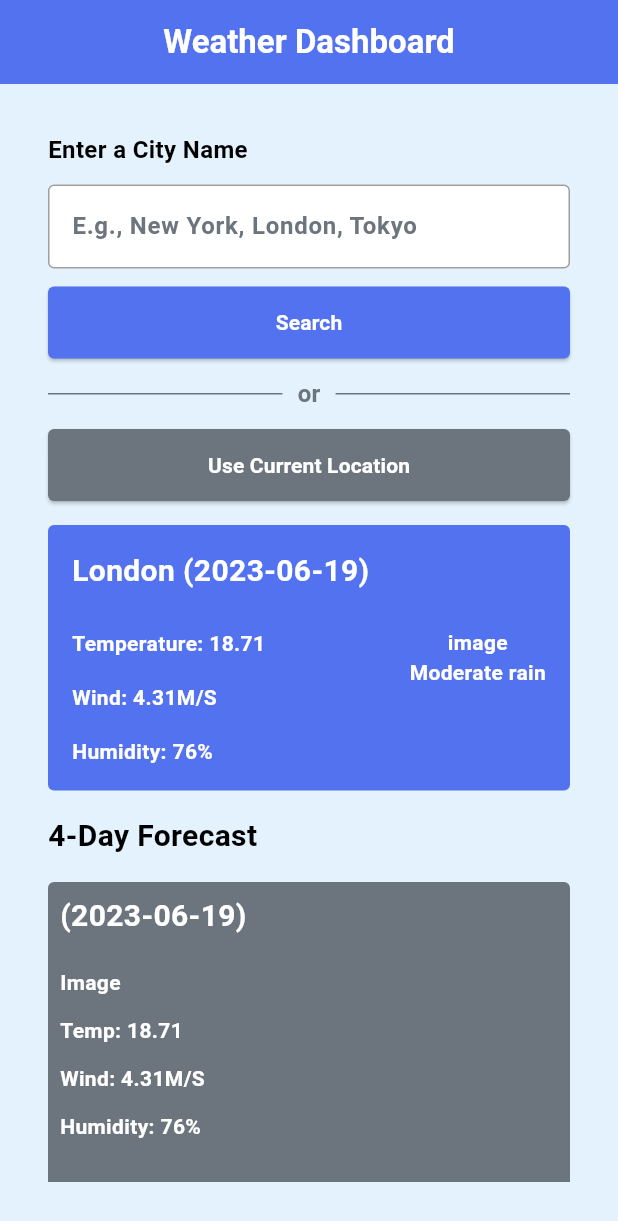
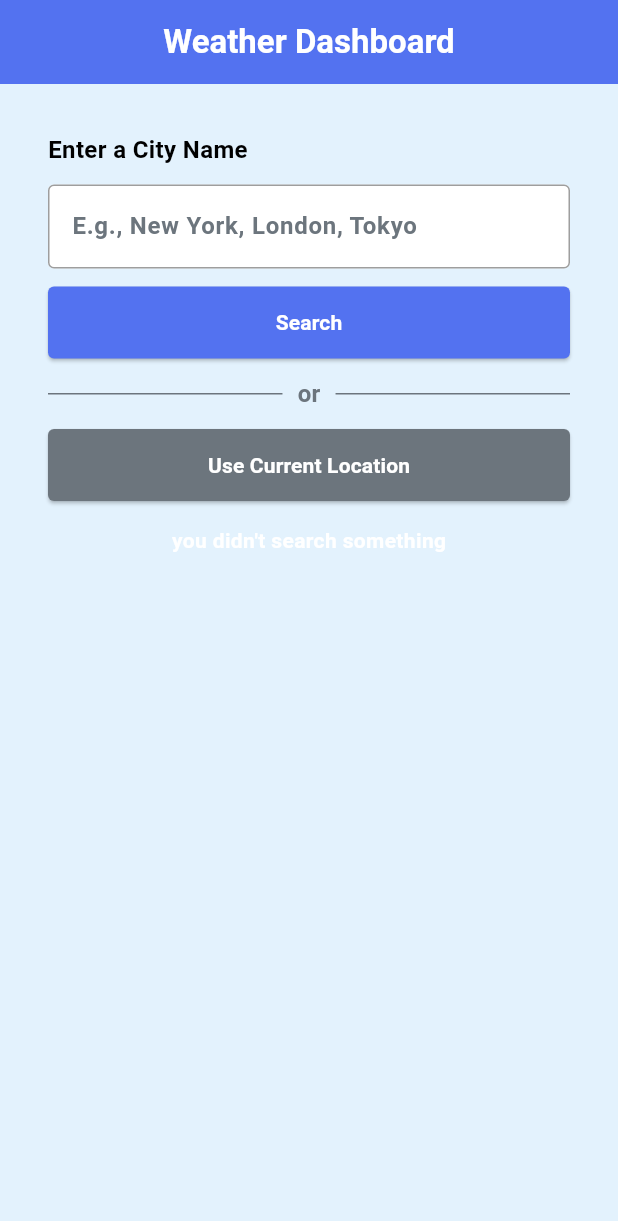
Before and after one commit to ystt1/test_weather_api, a Flutter app: the screen it shows after launch, on a phone screen of 412 x 824 dp. Shown: the top 1221 px of the screen. Run offline on Flutter 3.47's test engine with Material 3 defaults, Android fonts, the phone set to English and light mode, and no system bars; our stand-ins replace dartz, flutter_bloc, get_it.

Commit message:
connect to api for search city

```diff
--- /dev/null
+++ b/lib/core/constants/url.dart
@@ -0,0 +1 @@
+String baseUrl="https://api.weatherapi.com/v1";
--- a/lib/core/usecase.dart
+++ b/lib/core/usecase.dart
@@ -0,0 +1,4 @@
+abstract class UseCase<Type,Params>
+{
+  Future<Type> call({Params params});
+}
--- /dev/null
+++ b/lib/features/dash_board/domain/entities/weather_entity.dart
@@ -0,0 +1,25 @@
+
+
+class WeatherEntity {
+  final String location;
+  final String country;
+  final double temperature;
+  final String condition;
+  final String iconUrl;
+  final double windSpeed;
+  final int humidity;
+  final String date;
+
+  WeatherEntity({
+    required this.location,
+    required this.country,
+    required this.temperature,
+    required this.condition,
+    required this.iconUrl,
+    required this.windSpeed,
+    required this.humidity,
+    required this.date,
+  });
+
+
+}
--- /dev/null
+++ b/lib/features/dash_board/domain/repositories/weather_repository.dart
@@ -0,0 +1,5 @@
+  import 'package:dartz/dartz.dart';
+
+  abstract class WeatherRepository {
+    Future<Either> getWeather(String cityName);
+  }
--- /dev/null
+++ b/lib/features/dash_board/domain/use_cases/get_weather_usecase.dart
@@ -0,0 +1,12 @@
+import 'package:dartz/dartz.dart';
+import 'package:demo_golden_owl/core/usecase.dart';
+import 'package:demo_golden_owl/features/dash_board/domain/repositories/weather_repository.dart';
+import 'package:demo_golden_owl/service_locator.dart';
+
+class GetWeatherUseCase implements UseCase<Either,String> {
+  @override
+  Future<Either> call({String? params}) async {
+    return await sl<WeatherRepository>().getWeather(params!);
+  }
+
+}
--- /dev/null
+++ b/lib/features/dash_board/presentation/manager/search_weather_state.dart
@@ -0,0 +1,19 @@
+import 'package:demo_golden_owl/features/dash_board/domain/entities/weather_entity.dart';
+
+abstract class SearchWeatherState{}
+
+class SearchWeatherInitialState extends SearchWeatherState{}
+
+class SearchWeatherLoadingState extends SearchWeatherState{}
+
+class SearchWeatherSuccessState extends SearchWeatherState{
+  final List<WeatherEntity> weathers;
+
+  SearchWeatherSuccessState({required this.weathers});
+}
+
+class SearchWeatherFailureState extends SearchWeatherState{
+  final String errorMsg;
+
+  SearchWeatherFailureState({required this.errorMsg});
+}
--- a/lib/features/dash_board/presentation/pages/dash_board.dart
+++ b/lib/features/dash_board/presentation/pages/dash_board.dart
@@ -1,7 +1,9 @@
+import 'package:demo_golden_owl/features/dash_board/presentation/manager/search_weather_state_cubit.dart';
 import 'package:demo_golden_owl/features/dash_board/presentation/widgets/input_information.dart';
 import 'package:demo_golden_owl/features/dash_board/presentation/widgets/weather_information.dart';
 import 'package:demo_golden_owl/responsive.dart';
 import 'package:flutter/material.dart';
+import 'package:flutter_bloc/flutter_bloc.dart';
 
 class DashBoard extends StatelessWidget {
   const DashBoard({super.key});
@@ -9,8 +11,17 @@ class DashBoard extends StatelessWidget {
   @override
   Widget build(BuildContext context) {
     return Scaffold(
-      appBar: AppBar(title: Center(child: Text("Weather Dashboard",style: TextStyle(color: Colors.white),))),
-      body: Padding(
+      appBar: AppBar(
+        title: Center(
+          child: Text(
+            "Weather Dashboard",
+            style: TextStyle(color: Colors.white),
+          ),
+        ),
+      ),
+      body: BlocProvider(
+        create: (BuildContext context) => SearchWeatherStateCubit(),
+        child: Padding(
           padding: EdgeInsets.symmetric(horizontal: 32, vertical: 32),
           child:
               Responsive.isDesktop(context)
@@ -32,6 +43,7 @@ class DashBoard extends StatelessWidget {
                     ),
                   ),
         ),
+      ),
     );
   }
 }
--- a/lib/features/dash_board/presentation/widgets/big_weather_card.dart
+++ b/lib/features/dash_board/presentation/widgets/big_weather_card.dart
@@ -1,39 +1,45 @@
 import 'package:demo_golden_owl/common/constant/color.dart';
+import 'package:demo_golden_owl/features/dash_board/domain/entities/weather_entity.dart';
+import 'package:demo_golden_owl/features/dash_board/presentation/manager/search_weather_state.dart';
+import 'package:demo_golden_owl/features/dash_board/presentation/manager/search_weather_state_cubit.dart';
 import 'package:flutter/material.dart';
+import 'package:flutter_bloc/flutter_bloc.dart';
 
 class BigWeatherCard extends StatelessWidget {
-  const BigWeatherCard({super.key});
+  final WeatherEntity weather;
+  const BigWeatherCard({super.key, required this.weather});
 
   @override
   Widget build(BuildContext context) {
     return Container(
-
-      padding: EdgeInsets.symmetric(horizontal: 16,vertical: 16),
-      decoration: BoxDecoration(borderRadius: BorderRadius.circular(4),color: AppColors.primaryColor),
+      padding: EdgeInsets.symmetric(horizontal: 16, vertical: 16),
+      decoration: BoxDecoration(
+        borderRadius: BorderRadius.circular(4),
+        color: AppColors.primaryColor,
+      ),
       child: Row(
         mainAxisAlignment: MainAxisAlignment.spaceBetween,
         children: [
           Column(
             crossAxisAlignment: CrossAxisAlignment.start,
             children: [
-              Text("London (2023-06-19)",style: TextStyle(fontWeight: FontWeight.bold,fontSize: 20),),
-              SizedBox(height: 24,),
-              Text("Temperature: 18.71"),
-              SizedBox(height: 16,),
-              Text("Wind: 4.31M/S"),
-              SizedBox(height: 16,),
-              Text("Humidity: 76%"),
-
+              Text(
+                "${weather.location} (${weather.date})",
+                style: TextStyle(fontWeight: FontWeight.bold, fontSize: 20),
+              ),
+              SizedBox(height: 24),
+              Text("Temperature: ${weather.temperature}"),
+              SizedBox(height: 16),
+              Text("Wind: ${weather.windSpeed}"),
+              SizedBox(height: 16),
+              Text("Humidity: ${weather.humidity}"),
             ],
           ),
-          Column(
-            children: [
-              Text("image"),
-              Text('Moderate rain')
-            ],
-          )
+          Column(children: [Image(image: NetworkImage(weather.iconUrl)), Text(weather.condition)]),
         ],
       ),
     );
   }
+
+
 }
--- a/lib/features/dash_board/presentation/widgets/input_information.dart
+++ b/lib/features/dash_board/presentation/widgets/input_information.dart
@@ -1,8 +1,25 @@
 import 'package:demo_golden_owl/common/constant/color.dart';
+import 'package:demo_golden_owl/features/dash_board/domain/use_cases/get_weather_usecase.dart';
+import 'package:demo_golden_owl/features/dash_board/presentation/manager/search_weather_state_cubit.dart';
 import 'package:flutter/material.dart';
+import 'package:flutter_bloc/flutter_bloc.dart';
 
-class InputInformation extends StatelessWidget {
+class InputInformation extends StatefulWidget {
   const InputInformation({super.key});
+
+  @override
+  State<InputInformation> createState() => _InputInformationState();
+}
+
+class _InputInformationState extends State<InputInformation> {
+  final TextEditingController _nameController = TextEditingController();
+
+  _onSearchWeather(BuildContext context) {
+    context.read<SearchWeatherStateCubit>().onGetWeather(
+      useCase: GetWeatherUseCase(),
+      params: _nameController.text,
+    );
+  }
 
   @override
   Widget build(BuildContext context) {
@@ -13,7 +30,7 @@ class InputInformation extends StatelessWidget {
         SizedBox(height: 12),
         _cityField(),
         SizedBox(height: 12),
-        _searchButton(),
+        _searchButton(context),
         SizedBox(height: 12),
         _orDivider(),
         SizedBox(height: 12),
@@ -31,6 +48,8 @@ class InputInformation extends StatelessWidget {
 
   Widget _cityField() {
     return TextField(
+      controller: _nameController,
+      style: TextStyle(color: Colors.black),
       decoration: InputDecoration(
         hintText: 'E.g., New York, London, Tokyo',
         border: OutlineInputBorder(),
@@ -38,9 +57,9 @@ class InputInformation extends StatelessWidget {
     );
   }
 
-  Widget _searchButton() {
+  Widget _searchButton(BuildContext context) {
     return ElevatedButton(
-      onPressed: () {},
+      onPressed: () => _onSearchWeather(context),
       child: Text('Search', style: TextStyle(color: Colors.white)),
     );
   }
--- a/lib/features/dash_board/presentation/widgets/small_weather_card.dart
+++ b/lib/features/dash_board/presentation/widgets/small_weather_card.dart
@@ -1,13 +1,14 @@
 import 'package:demo_golden_owl/common/constant/color.dart';
+import 'package:demo_golden_owl/features/dash_board/domain/entities/weather_entity.dart';
 import 'package:flutter/material.dart';
 
 class SmallWeatherCard extends StatelessWidget {
-  const SmallWeatherCard({super.key});
+  final WeatherEntity weather;
+  const SmallWeatherCard({super.key, required this.weather});
 
   @override
   Widget build(BuildContext context) {
     return Container(
-      height: 80,
       padding: EdgeInsets.symmetric(horizontal: 8,vertical: 8),
       decoration: BoxDecoration(
         color: AppColors.secondaryColor,
@@ -18,15 +19,15 @@ class SmallWeatherCard extends StatelessWidget {
           mainAxisSize: MainAxisSize.min,
           crossAxisAlignment: CrossAxisAlignment.start,
           children: [
-            Text("(2023-06-19)",style: TextStyle(fontWeight: FontWeight.bold,fontSize: 20),),
-            SizedBox(height: 20,),
-            Text("Image"),
+            Text("(${weather.date})",style: TextStyle(fontWeight: FontWeight.bold,fontSize: 20),),
             SizedBox(height: 12,),
-            Text("Temp: 18.71"),
+            Image(image: NetworkImage(weather.iconUrl)),
+            SizedBox(height: 6,),
+            Text("Temp: ${weather.temperature}"),
             SizedBox(height: 12,),
-            Text("Wind: 4.31M/S"),
+            Text("Wind: ${weather.windSpeed}"),
             SizedBox(height: 12,),
-            Text("Humidity: 76%"),
+            Text("Humidity: ${weather.humidity}"),
           ],
         ),
       ),
--- a/lib/features/dash_board/presentation/widgets/weather_information.dart
+++ b/lib/features/dash_board/presentation/widgets/weather_information.dart
@@ -1,25 +1,46 @@
+import 'package:demo_golden_owl/features/dash_board/domain/entities/weather_entity.dart';
+import 'package:demo_golden_owl/features/dash_board/presentation/manager/search_weather_state.dart';
+import 'package:demo_golden_owl/features/dash_board/presentation/manager/search_weather_state_cubit.dart';
 import 'package:demo_golden_owl/features/dash_board/presentation/widgets/big_weather_card.dart';
 import 'package:demo_golden_owl/features/dash_board/presentation/widgets/small_weather_card.dart';
 import 'package:demo_golden_owl/responsive.dart';
 import 'package:flutter/material.dart';
+import 'package:flutter_bloc/flutter_bloc.dart';
 
 class WeatherInformation extends StatelessWidget {
   const WeatherInformation({super.key});
 
   @override
   Widget build(BuildContext context) {
-    return  Column(
+
+    return BlocBuilder<SearchWeatherStateCubit, SearchWeatherState>(
+      builder: (BuildContext context, SearchWeatherState state) {
+        if (state is SearchWeatherLoadingState) {
+          return Center(child: CircularProgressIndicator());
+        }
+        if (state is SearchWeatherFailureState) {
+          return Center(child: Text(state.errorMsg));
+        }
+        if (state is SearchWeatherSuccessState) {
+          return Column(
             crossAxisAlignment: CrossAxisAlignment.start,
             children: [
-          BigWeatherCard(),
+              BigWeatherCard( weather: state.weathers[0]),
               SizedBox(height: 16),
               _afterDayText(),
               SizedBox(height: 16),
-          _listSmallWeatherCard(context),
+              _listSmallWeatherCard(context,state.weathers),
             ],
 
           );
         }
+        return Center(child: Text("you didn't search something"));
+      },
+    );
+
+  }
+
+
 
   Widget _afterDayText() {
     return Text(
@@ -28,12 +49,10 @@ class WeatherInformation extends StatelessWidget {
     );
   }
 
-  Widget _listSmallWeatherCard(BuildContext context) {
-    return ConstrainedBox(
-      constraints: BoxConstraints(
-        maxHeight: 200,
-      ),
-      child: GridView.builder(
+  Widget _listSmallWeatherCard(BuildContext context,List<WeatherEntity> weathers) {
+    List<WeatherEntity> items=weathers;
+
+    return GridView.builder(
         shrinkWrap: true,
         physics: NeverScrollableScrollPhysics(),
         gridDelegate: SliverGridDelegateWithFixedCrossAxisCount(
@@ -43,12 +62,14 @@ class WeatherInformation extends StatelessWidget {
           crossAxisSpacing: 8,
           mainAxisSpacing: 8,
           childAspectRatio: 0.8,
+            mainAxisExtent: 215
         ),
         itemCount: 4,
         itemBuilder: (context, index) {
-          return SmallWeatherCard();
+
+          return SmallWeatherCard(weather: items[index]);
         },
-      ),
+
     );
   }
 
--- a/lib/main.dart
+++ b/lib/main.dart
@@ -1,12 +1,16 @@
 import 'package:demo_golden_owl/common/theme/light_theme.dart';
 import 'package:demo_golden_owl/features/dash_board/presentation/pages/dash_board.dart';
+import 'package:demo_golden_owl/service_locator.dart';
 import 'package:flutter/material.dart';
 
-void main() {
+Future<void> main() async {
+  WidgetsFlutterBinding.ensureInitialized();
+  await initializeDependencies();
   runApp(const MyApp());
 }
 
 class MyApp extends StatelessWidget {
+
   const MyApp({super.key});
 
   // This widget is the root of your application.
```
Also changed, not shown: lib/features/dash_board/data/data_sources/weather_api_service.dart (added, +30 -0 lines), lib/features/dash_board/data/models/weather_model.dart (added, +72 -0 lines), lib/features/dash_board/data/repositories/weather_repository_imp.dart (added, +22 -0 lines), lib/features/dash_board/presentation/manager/search_weather_state_cubit.dart (added, +21 -0 lines), lib/service_locator.dart (added, +18 -0 lines), lib/core/constants/key.dart (added). Lines whose indentation alone changed are shown as unchanged.
